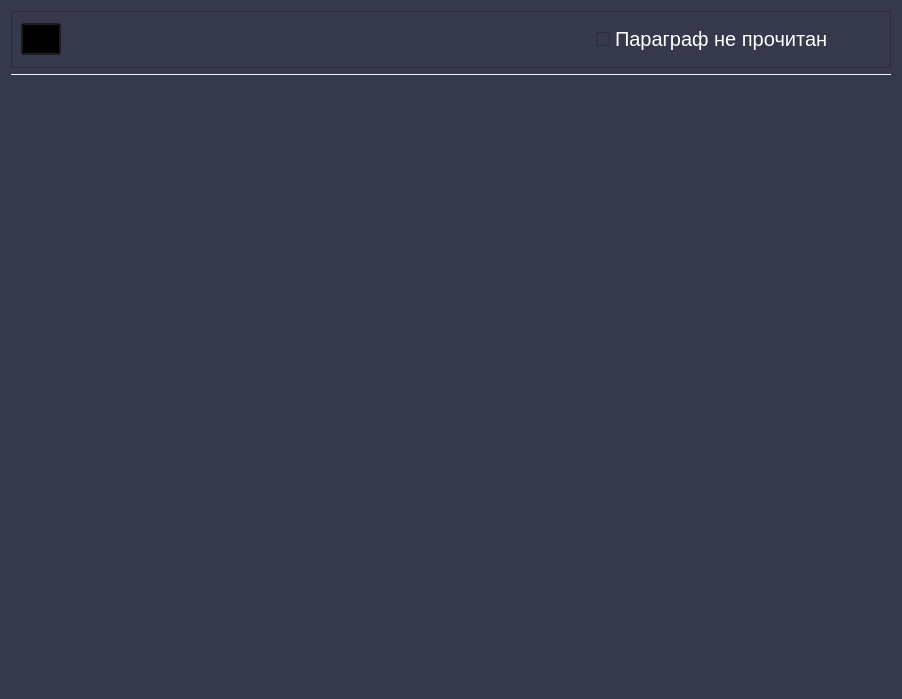
This is ui/paragraph_pageUI.ui in NotAKes/frog.study as Qt 5 draws it before an edit. The edited form follows.
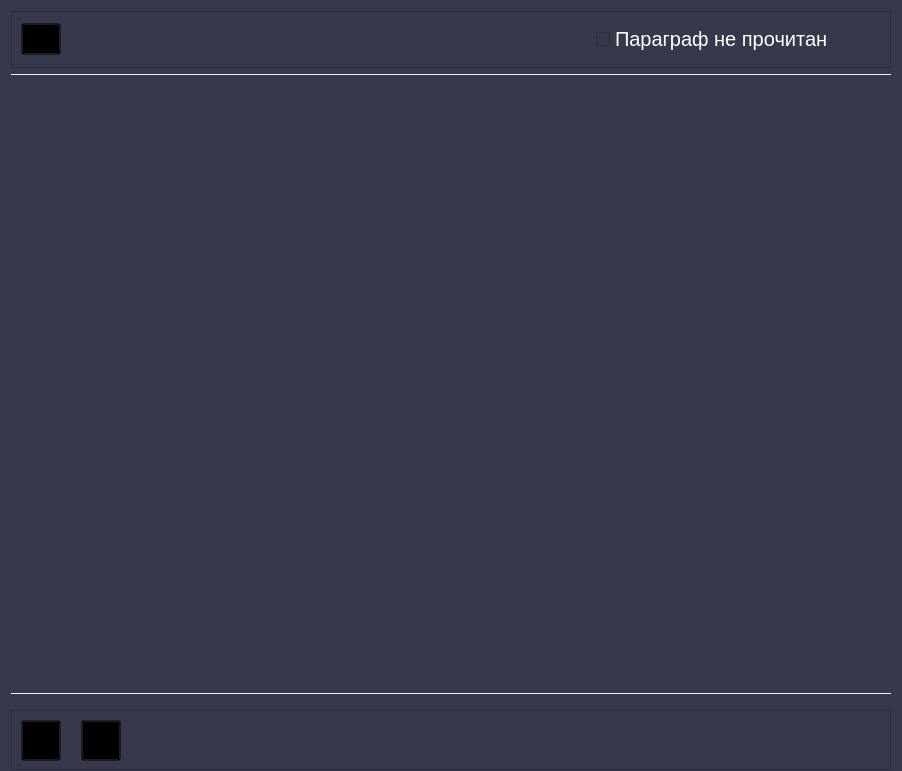
This is the edited form.

Commit message: edit articles+ delete articles

Diff of the .ui file:
```diff
--- a/ui/paragraph_pageUI.ui
+++ b/ui/paragraph_pageUI.ui
@@ -7,7 +7,7 @@
     <x>0</x>
     <y>0</y>
     <width>902</width>
-    <height>699</height>
+    <height>771</height>
    </rect>
   </property>
   <property name="windowTitle">
@@ -109,6 +109,7 @@
      </property>
      <property name="styleSheet">
       <string notr="true">border-top:1px solid rgb(231, 251, 255);
+border-bottom:1px solid rgb(231, 251, 255);
 color:white;</string>
      </property>
      <property name="html">
@@ -120,6 +121,85 @@
      </property>
     </widget>
    </item>
+   <item>
+    <widget class="QFrame" name="footer">
+     <property name="minimumSize">
+      <size>
+       <width>0</width>
+       <height>60</height>
+      </size>
+     </property>
+     <property name="maximumSize">
+      <size>
+       <width>16777215</width>
+       <height>40</height>
+      </size>
+     </property>
+     <property name="frameShape">
+      <enum>QFrame::StyledPanel</enum>
+     </property>
+     <property name="frameShadow">
+      <enum>QFrame::Raised</enum>
+     </property>
+     <widget class="QPushButton" name="delete_btn">
+      <property name="geometry">
+       <rect>
+        <x>10</x>
+        <y>10</y>
+        <width>40</width>
+        <height>41</height>
+       </rect>
+      </property>
+      <property name="maximumSize">
+       <size>
+        <width>40</width>
+        <height>16777215</height>
+       </size>
+      </property>
+      <property name="text">
+       <string/>
+      </property>
+     </widget>
+     <widget class="QPushButton" name="edit_btn">
+      <property name="geometry">
+       <rect>
+        <x>70</x>
+        <y>10</y>
+        <width>40</width>
+        <height>41</height>
+       </rect>
+      </property>
+      <property name="maximumSize">
+       <size>
+        <width>40</width>
+        <height>16777215</height>
+       </size>
+      </property>
+      <property name="text">
+       <string/>
+      </property>
+     </widget>
+     <widget class="QLabel" name="error_label">
+      <property name="geometry">
+       <rect>
+        <x>150</x>
+        <y>10</y>
+        <width>181</width>
+        <height>31</height>
+       </rect>
+      </property>
+      <property name="styleSheet">
+       <string notr="true">color:orange;
+font-size:17px;
+text-align: justify;
+justify-content: center;</string>
+      </property>
+      <property name="text">
+       <string/>
+      </property>
+     </widget>
+    </widget>
+   </item>
   </layout>
  </widget>
  <resources/>
```
The commit also changes 6 other files.
